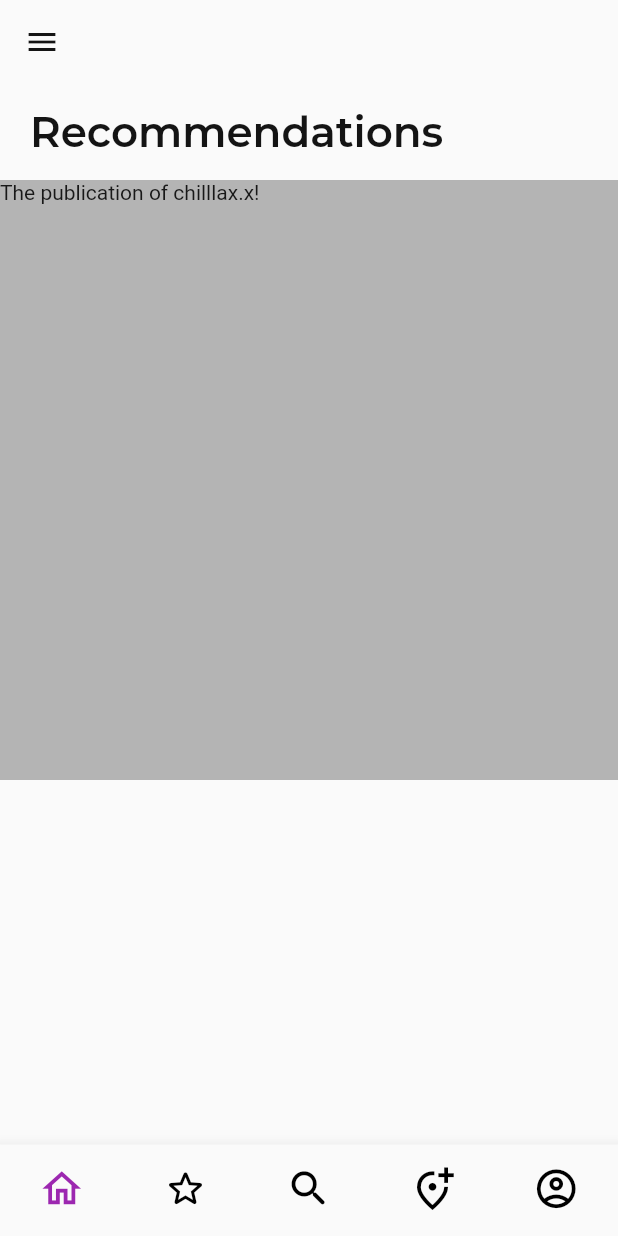
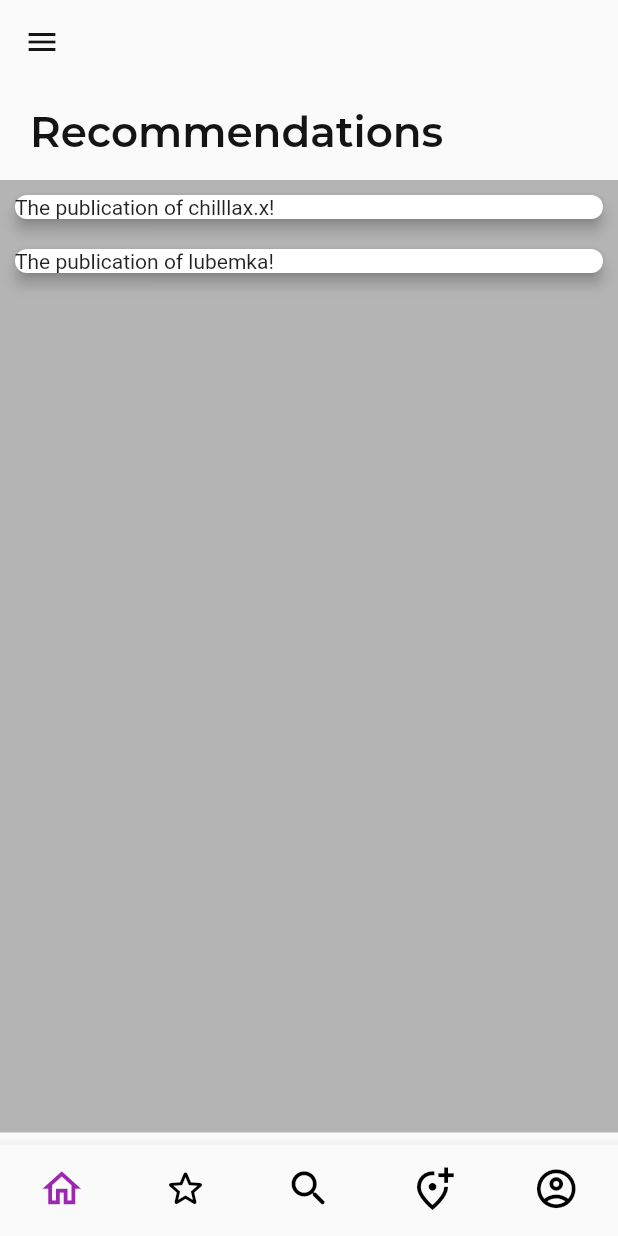
Before and after one commit to zirg41/racurs_app, a Flutter app: the screen it shows after launch, on a phone screen of 412 x 824 dp. Run offline on Flutter 3.47's test engine with Material 2 defaults, Android fonts, the phone set to English and light mode, and no system bars.

Commit message:
Adding one more pub

```diff
--- a/lib/models/publications_provider.dart
+++ b/lib/models/publications_provider.dart
@@ -15,7 +15,19 @@ class PublicationsProvider with ChangeNotifier {
       ),
       image: Image.network(
           "https://sun9-50.userapi.com/impf/c854128/v854128369/48f83/N6d2zN3wGqE.jpg?size=2048x1536&quality=96&sign=c424e268383d5c81d9d84728efb77241&type=album"),
-        userComment: "Обема")
+      userComment: "Обема",
+    ),
+    Publication(
+      user: User(
+        id: "id2",
+        firstName: "Alina",
+        nickName: "lubemka",
+        userCategory: AccountCategory.USER,
+      ),
+      image: Image.network(
+          "https://sun9-50.userapi.com/impf/c854128/v854128369/48f83/N6d2zN3wGqE.jpg?size=2048x1536&quality=96&sign=c424e268383d5c81d9d84728efb77241&type=album"),
+      userComment: "`Бемка",
+    )
   ];
 
   List<Publication> get publications {
--- a/lib/pages/recomendations_page.dart
+++ b/lib/pages/recomendations_page.dart
@@ -19,7 +19,7 @@ class RecomendationsPage extends StatelessWidget {
         HeadLineText(pageName: _pageName, contextTheme: _contextTheme),
         Container(
           decoration: BoxDecoration(color: Color.fromRGBO(180, 180, 180, 1)),
-          height: 400,
+          height: 635,
           child: Consumer<PublicationsProvider>(
             builder: (ctx, pubs, child) {
               return ListView.builder(
--- a/lib/widgets/publication.dart
+++ b/lib/widgets/publication.dart
@@ -9,11 +9,16 @@ class PublicationWidget extends StatelessWidget {
   @override
   Widget build(BuildContext context) {
     return InkWell(
-      onDoubleTap: () {},
-      child: Container(
-        width: double.infinity,
-        height: 500,
-        child: Text("The publication of $nickname!"),
+      onDoubleTap: () => print("Pub double tapped!"),
+      child: Card(
+        shape: RoundedRectangleBorder(
+          borderRadius: BorderRadius.circular(15),
+        ),
+        elevation: 4,
+        margin: EdgeInsets.all(10),
+        child: Container(
+          child: Text("The publication of $nickname!"),
+        ),
       ),
     );
   }
```
Lines whose indentation alone changed are shown as unchanged.
